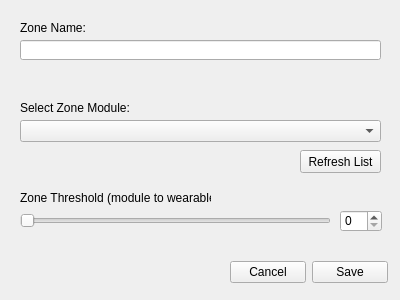
tgbrow/DREW, file drew_sys_tool/ui_files/zonedialog.ui: the form before one commit.
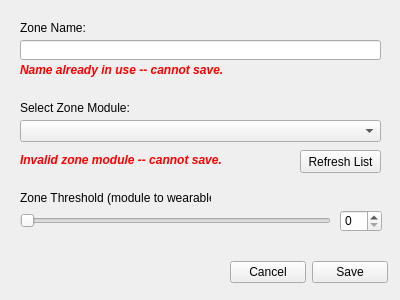
The form after the commit.

The edit to the form file:
```diff
--- a/drew_sys_tool/ui_files/zonedialog.ui
+++ b/drew_sys_tool/ui_files/zonedialog.ui
@@ -149,6 +149,58 @@
     </rect>
    </property>
   </widget>
+  <widget class="QLabel" name="labelInvalidName">
+   <property name="geometry">
+    <rect>
+     <x>20</x>
+     <y>60</y>
+     <width>271</width>
+     <height>20</height>
+    </rect>
+   </property>
+   <property name="font">
+    <font>
+     <weight>75</weight>
+     <italic>true</italic>
+     <bold>true</bold>
+    </font>
+   </property>
+   <property name="styleSheet">
+    <string notr="true">color: rgb(255, 0, 0);</string>
+   </property>
+   <property name="text">
+    <string>Name already in use -- cannot save.</string>
+   </property>
+   <property name="alignment">
+    <set>Qt::AlignLeading|Qt::AlignLeft|Qt::AlignVCenter</set>
+   </property>
+  </widget>
+  <widget class="QLabel" name="labelInvalidModule">
+   <property name="geometry">
+    <rect>
+     <x>20</x>
+     <y>150</y>
+     <width>271</width>
+     <height>20</height>
+    </rect>
+   </property>
+   <property name="font">
+    <font>
+     <weight>75</weight>
+     <italic>true</italic>
+     <bold>true</bold>
+    </font>
+   </property>
+   <property name="styleSheet">
+    <string notr="true">color: rgb(255, 0, 0);</string>
+   </property>
+   <property name="text">
+    <string>Invalid zone module -- cannot save.</string>
+   </property>
+   <property name="alignment">
+    <set>Qt::AlignLeading|Qt::AlignLeft|Qt::AlignVCenter</set>
+   </property>
+  </widget>
  </widget>
  <resources/>
  <connections/>
```
